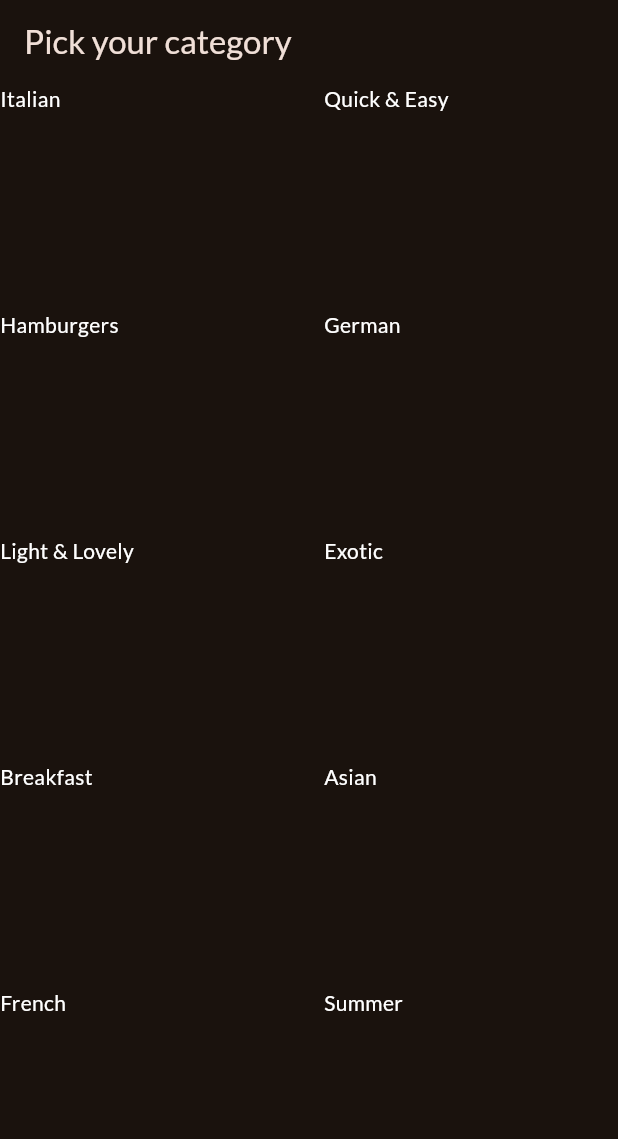
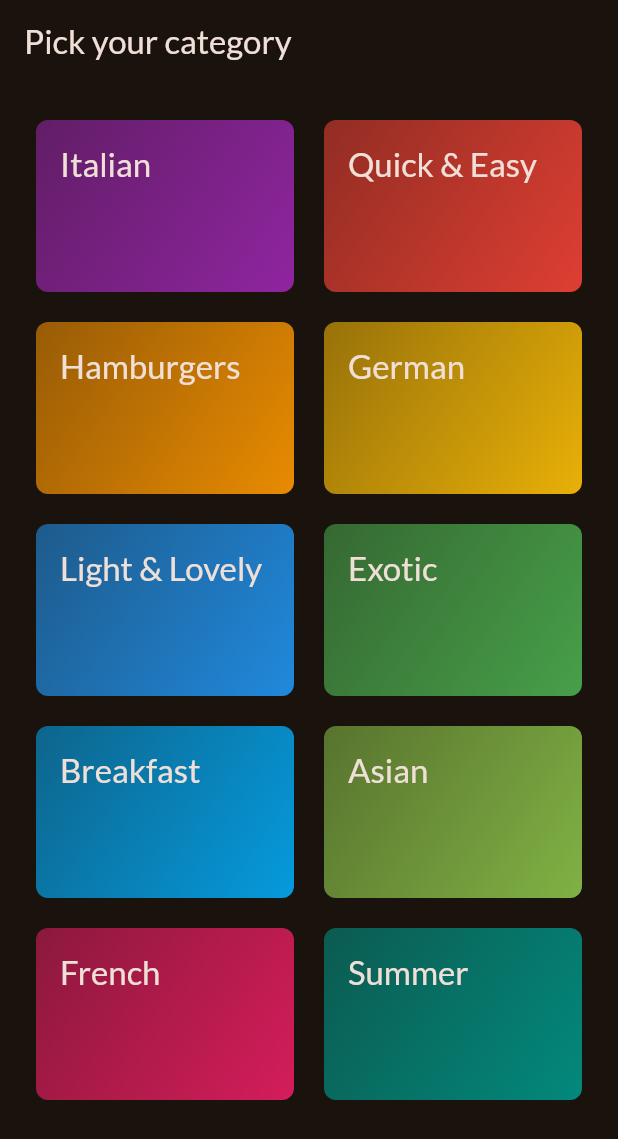
Before and after one commit to hhrnjic1/meal_app, a Flutter app: the screen it shows after launch, on a phone screen of 412 x 824 dp. Shown: the top 1139 px of the screen. Run offline on Flutter 3.47's test engine with Material 3 defaults, Android fonts, the phone set to English and light mode, and no system bars; our stand-ins replace google_fonts.

Commit message:
Add CategoriesGridWidget for displaying Category object

```diff
--- a/lib/main.dart
+++ b/lib/main.dart
@@ -1,7 +1,7 @@
 import 'package:flutter/material.dart';
 
 import 'package:google_fonts/google_fonts.dart';
-import 'package:meals_app/categories/categories_screen.dart';
+import 'package:meals_app/screens/categories/categories_screen.dart';
 
 final theme = ThemeData(
   useMaterial3: true,
--- a/lib/categories/categories_screen.dart
+++ b/lib/screens/categories/categories_screen.dart
@@ -1,5 +1,6 @@
 import 'package:flutter/material.dart';
 import 'package:meals_app/data/dummy_data.dart';
+import 'package:meals_app/widgets/categories_grid_widget.dart';
 
 class CategoriesScreen extends StatelessWidget {
   const CategoriesScreen({super.key});
@@ -11,17 +12,15 @@ class CategoriesScreen extends StatelessWidget {
         title: const Text('Pick your category'),
       ),
       body: GridView(
+        padding: EdgeInsets.all(24),
         gridDelegate: const SliverGridDelegateWithFixedCrossAxisCount(
             crossAxisCount: 2,
             childAspectRatio: 3 / 2,
             crossAxisSpacing: 20,
             mainAxisSpacing: 20),
         children: [
-          for (var category in availableCategories)
-            Text(
-              category.title,
-              style: TextStyle(color: Colors.white),
-            )
+          for (final category in availableCategories)
+            CategoriesGridWidget(category: category)
         ],
       ),
     );
--- /dev/null
+++ b/lib/widgets/categories_grid_widget.dart
@@ -0,0 +1,34 @@
+import 'package:flutter/material.dart';
+import 'package:meals_app/models/category.dart';
+
+class CategoriesGridWidget extends StatelessWidget {
+  const CategoriesGridWidget({super.key, required this.category});
+
+  final Category category;
+
+  @override
+  Widget build(BuildContext context) {
+    return GestureDetector(
+      onTap: () => {print('${category.title}, pressed')},
+      child: Container(
+        padding: EdgeInsets.all(16),
+        decoration: BoxDecoration(
+            borderRadius: BorderRadius.all(Radius.circular(8)),
+            gradient: LinearGradient(
+                colors: [
+                  category.color.withValues(alpha: 0.55),
+                  category.color.withValues(alpha: 0.9),
+                ],
+                begin: AlignmentGeometry.topLeft,
+                end: AlignmentGeometry.bottomRight)),
+        child: Text(
+          category.title,
+          style: Theme.of(context)
+              .textTheme
+              .titleLarge!
+              .copyWith(color: Theme.of(context).colorScheme.onSurface),
+        ),
+      ),
+    );
+  }
+}
```
